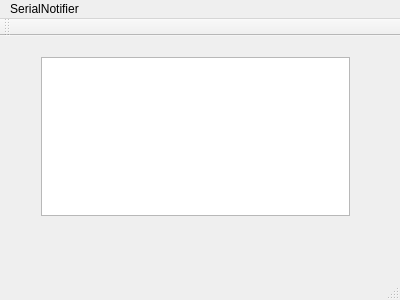
First picture: the form in mainwindow.ui, repository ellepdesk/SerialNotify, before the edit.
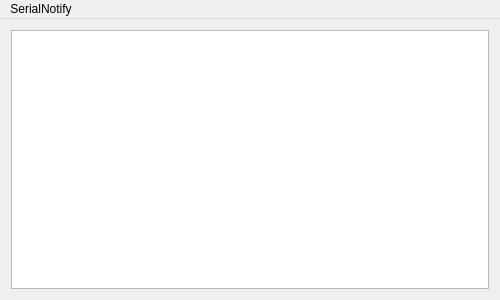
Second picture: the form after the edit. Icons and pictures are not drawn.

Commit message:
Clean up main window
Add title, icon, main menu (quit only)
Make sure the port list scales with the main window
Add manufacturer and description to port list in main window

```diff
--- a/mainwindow.ui
+++ b/mainwindow.ui
@@ -6,7 +6,7 @@
    <rect>
     <x>0</x>
     <y>0</y>
-    <width>400</width>
+    <width>500</width>
     <height>300</height>
    </rect>
   </property>
@@ -14,15 +14,8 @@
    <string>MainWindow</string>
   </property>
   <widget class="QWidget" name="centralWidget">
-   <widget class="QWidget" name="horizontalLayoutWidget">
-    <property name="geometry">
-     <rect>
-      <x>30</x>
-      <y>10</y>
-      <width>331</width>
-      <height>181</height>
-     </rect>
-    </property>
+   <layout class="QGridLayout" name="gridLayout">
+    <item row="0" column="0">
     <layout class="QHBoxLayout" name="horizontalLayout">
      <property name="sizeConstraint">
       <enum>QLayout::SetNoConstraint</enum>
@@ -31,33 +24,25 @@
       <widget class="QListView" name="portList"/>
      </item>
     </layout>
-   </widget>
+    </item>
+   </layout>
   </widget>
   <widget class="QMenuBar" name="menuBar">
    <property name="geometry">
     <rect>
      <x>0</x>
      <y>0</y>
-     <width>400</width>
+     <width>500</width>
      <height>21</height>
     </rect>
    </property>
    <widget class="QMenu" name="menuSerialNotifier">
     <property name="title">
-     <string>SerialNotifier</string>
+     <string>SerialNotify</string>
     </property>
    </widget>
    <addaction name="menuSerialNotifier"/>
   </widget>
-  <widget class="QToolBar" name="mainToolBar">
-   <attribute name="toolBarArea">
-    <enum>TopToolBarArea</enum>
-   </attribute>
-   <attribute name="toolBarBreak">
-    <bool>false</bool>
-   </attribute>
-  </widget>
-  <widget class="QStatusBar" name="statusBar"/>
  </widget>
  <layoutdefault spacing="6" margin="11"/>
  <resources/>
```
Left out of the diff: 13 changed lines with no effect on the pictures. Lines whose indentation alone changed are shown as unchanged. The commit also changes 2 other files.
